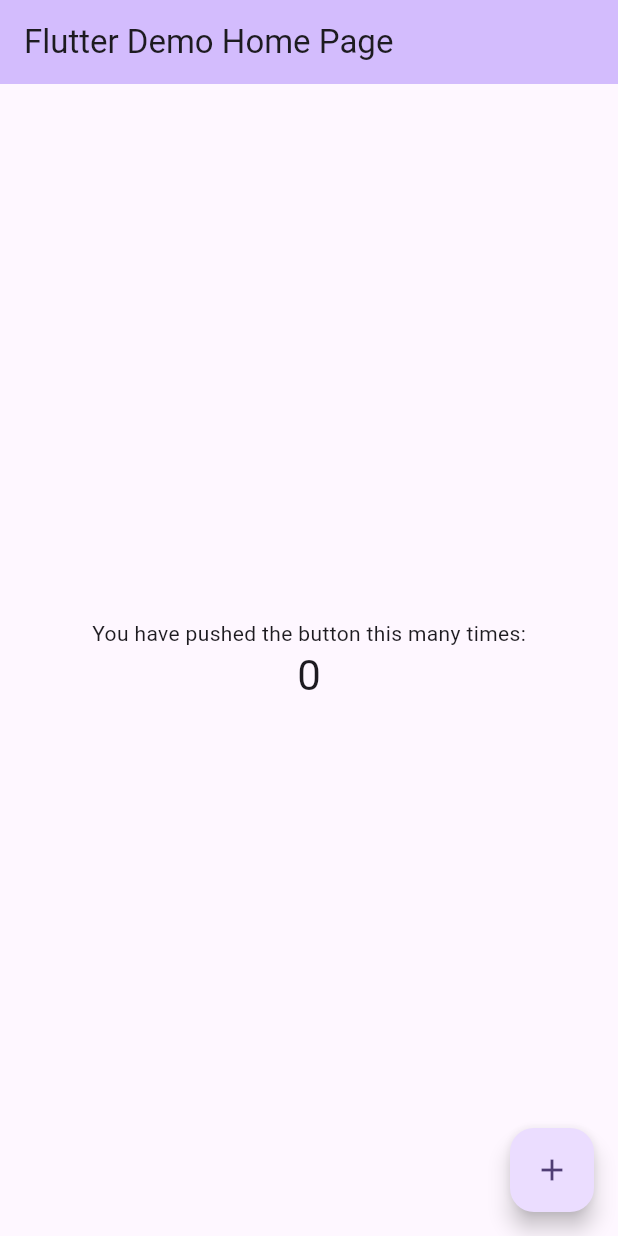
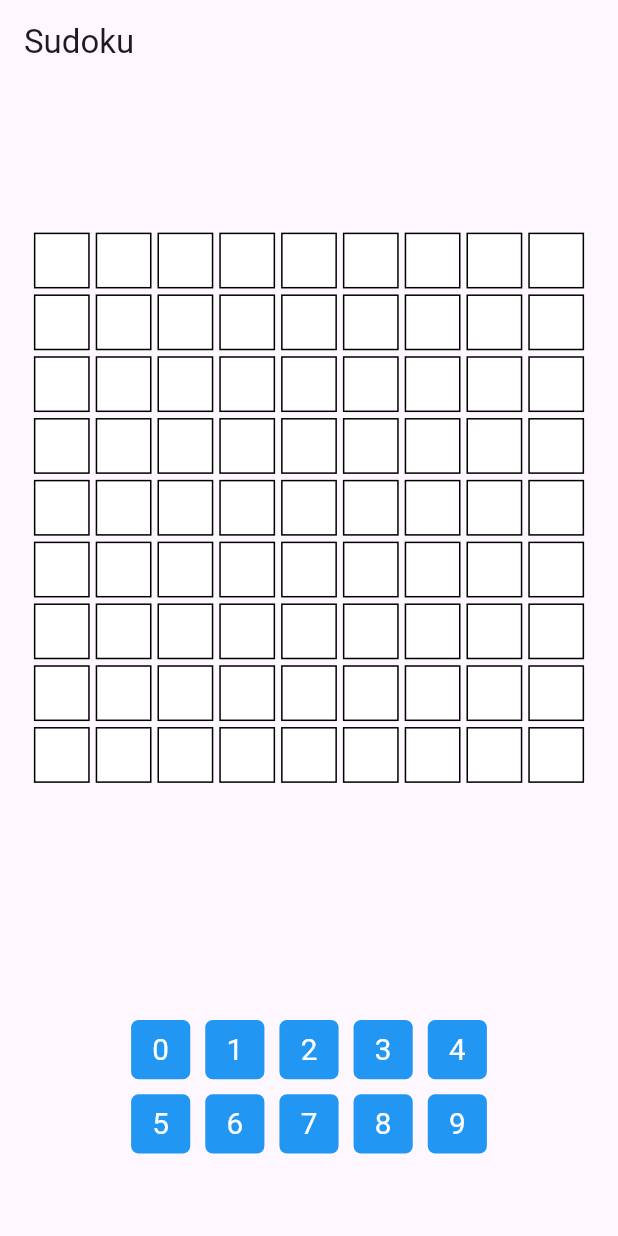
Before and after one commit to mayumihb/sudoku, a Flutter app: the screen it shows after launch, on a phone screen of 412 x 824 dp. Run offline on Flutter 3.47's test engine with Material 3 defaults, Android fonts, the phone set to English and light mode, and no system bars.

Commit message:
feat: adicionado tabuleiro sudoku com verificação dos números inseridos

```diff
--- /dev/null
+++ b/lib/home.dart
@@ -0,0 +1,185 @@
+import 'package:flutter/material.dart';
+
+class SudokuPage extends StatefulWidget {
+  const SudokuPage({super.key});
+
+  @override
+  State<SudokuPage> createState() => _SudokuPageState();
+}
+
+class _SudokuPageState extends State<SudokuPage> {
+  List<List<int>> sudokuGrid = List.generate(9, (i) => List.filled(9, 0));
+  int? selectedRow;
+  int? selectedCol;
+
+  // Armazena as coordenadas das células que estão com números inválidos
+  Set<List<int>> invalidCells = {};
+
+  bool isValidSudoku(List<List<int>> grid) {
+    invalidCells.clear(); // Limpar a lista de células inválidas
+
+    // Verificar linhas
+    for (int row = 0; row < 9; row++) {
+      Set<int> seen = {};
+      for (int col = 0; col < 9; col++) {
+        int num = grid[row][col];
+        if (num != 0) {
+          if (seen.contains(num)) {
+            invalidCells.add([row, col]); // Adicionar célula inválida
+          }
+          seen.add(num);
+        }
+      }
+    }
+
+    // Verificar colunas
+    for (int col = 0; col < 9; col++) {
+      Set<int> seen = {};
+      for (int row = 0; row < 9; row++) {
+        int num = grid[row][col];
+        if (num != 0) {
+          if (seen.contains(num)) {
+            invalidCells.add([row, col]); // Adicionar célula inválida
+          }
+          seen.add(num);
+        }
+      }
+    }
+
+    // Verificar blocos 3x3
+    for (int blockRow = 0; blockRow < 9; blockRow += 3) {
+      for (int blockCol = 0; blockCol < 9; blockCol += 3) {
+        Set<int> seen = {};
+        for (int row = 0; row < 3; row++) {
+          for (int col = 0; col < 3; col++) {
+            int num = grid[blockRow + row][blockCol + col];
+            if (num != 0) {
+              if (seen.contains(num)) {
+                invalidCells.add([blockRow + row, blockCol + col]); // Adicionar célula inválida
+              }
+              seen.add(num);
+            }
+          }
+        }
+      }
+    }
+
+    return invalidCells.isEmpty; // Retorna verdadeiro se não houver células inválidas
+  }
+
+  @override
+  Widget build(BuildContext context) {
+    return Scaffold(
+      appBar: AppBar(
+        title: Text('Sudoku'),
+      ),
+      body: Padding(
+        padding: const EdgeInsets.all(8.0),
+        child: Column(
+          children: <Widget>[
+            Expanded(
+              flex: 6,
+              child: buildSudokuGrid(),
+            ),
+            SizedBox(height: 20),
+            Expanded(
+              flex: 2,
+              child: buildNumberPad(),
+            ),
+          ],
+        ),
+      ),
+    );
+  }
+
+  Widget buildSudokuGrid() {
+    double gridSize = MediaQuery.of(context).size.width * 0.9;
+    double cellSize = gridSize / 9;
+
+    return Center(
+      child: Container(
+        width: gridSize,
+        height: gridSize,
+        child: GridView.builder(
+          physics: NeverScrollableScrollPhysics(),
+          gridDelegate: SliverGridDelegateWithFixedCrossAxisCount(
+            crossAxisCount: 9,
+          ),
+          itemCount: 81,
+          itemBuilder: (context, index) {
+            int row = index ~/ 9;
+            int col = index % 9;
+            bool isSelected = selectedRow == row && selectedCol == col;
+            bool isInvalid = invalidCells.any((cell) => cell[0] == row && cell[1] == col); // Verifica se a célula está inválida
+
+            return GestureDetector(
+              onTap: () {
+                setState(() {
+                  selectedRow = row;
+                  selectedCol = col;
+                });
+              },
+              child: Container(
+                margin: EdgeInsets.all(2.0),
+                decoration: BoxDecoration(
+                  border: Border.all(color: Colors.black),
+                  color: isInvalid ? Colors.red[300] : (isSelected ? Colors.blue[100] : Colors.white), // Vermelho para inválidas
+                ),
+                child: Center(
+                  child: Text(
+                    sudokuGrid[row][col] != 0 ? sudokuGrid[row][col].toString() : '',
+                    style: TextStyle(fontSize: cellSize * 0.4),
+                  ),
+                ),
+              ),
+            );
+          },
+        ),
+      ),
+    );
+  }
+
+  Widget buildNumberPad() {
+    double padSize = MediaQuery.of(context).size.width * 0.6;
+    double cellSize = padSize / 5;
+
+    return Center(
+      child: Container(
+        width: padSize,
+        height: padSize / 2.5,
+        child: GridView.builder(
+          physics: NeverScrollableScrollPhysics(),
+          gridDelegate: SliverGridDelegateWithFixedCrossAxisCount(
+            crossAxisCount: 5,
+          ),
+          itemCount: 10, // Os números de 0 a 9
+          itemBuilder: (context, index) {
+            return GestureDetector(
+              onTap: () {
+                if (selectedRow != null && selectedCol != null) {
+                  setState(() {
+                    sudokuGrid[selectedRow!][selectedCol!] = index; // Atualiza o valor da célula selecionada
+                    isValidSudoku(sudokuGrid); // Verifica se o Sudoku é válido e marca células inválidas
+                  });
+                }
+              },
+              child: Container(
+                margin: EdgeInsets.all(5.0),
+                decoration: BoxDecoration(
+                  color: Colors.blue,
+                  borderRadius: BorderRadius.circular(5),
+                ),
+                child: Center(
+                  child: Text(
+                    index.toString(),
+                    style: TextStyle(color: Colors.white, fontSize: cellSize * 0.4),
+                  ),
+                ),
+              ),
+            );
+          },
+        ),
+      ),
+    );
+  }
+}
--- a/lib/main.dart
+++ b/lib/main.dart
@@ -1,125 +1,9 @@
 import 'package:flutter/material.dart';
+import 'package:sudoku/home.dart';
 
 void main() {
-  runApp(const MyApp());
+  runApp(const MaterialApp(
+    home: SudokuPage(),
+    debugShowCheckedModeBanner: false,
+  ));
 }
-
-class MyApp extends StatelessWidget {
-  const MyApp({super.key});
-
-  // This widget is the root of your application.
-  @override
-  Widget build(BuildContext context) {
-    return MaterialApp(
-      title: 'Flutter Demo',
-      theme: ThemeData(
-        // This is the theme of your application.
-        //
-        // TRY THIS: Try running your application with "flutter run". You'll see
-        // the application has a purple toolbar. Then, without quitting the app,
-        // try changing the seedColor in the colorScheme below to Colors.green
-        // and then invoke "hot reload" (save your changes or press the "hot
-        // reload" button in a Flutter-supported IDE, or press "r" if you used
-        // the command line to start the app).
-        //
-        // Notice that the counter didn't reset back to zero; the application
-        // state is not lost during the reload. To reset the state, use hot
-        // restart instead.
-        //
-        // This works for code too, not just values: Most code changes can be
-        // tested with just a hot reload.
-        colorScheme: ColorScheme.fromSeed(seedColor: Colors.deepPurple),
-        useMaterial3: true,
-      ),
-      home: const MyHomePage(title: 'Flutter Demo Home Page'),
-    );
-  }
-}
-
-class MyHomePage extends StatefulWidget {
-  const MyHomePage({super.key, required this.title});
-
-  // This widget is the home page of your application. It is stateful, meaning
-  // that it has a State object (defined below) that contains fields that affect
-  // how it looks.
-
-  // This class is the configuration for the state. It holds the values (in this
-  // case the title) provided by the parent (in this case the App widget) and
-  // used by the build method of the State. Fields in a Widget subclass are
-  // always marked "final".
-
-  final String title;
-
-  @override
-  State<MyHomePage> createState() => _MyHomePageState();
-}
-
-class _MyHomePageState extends State<MyHomePage> {
-  int _counter = 0;
-
-  void _incrementCounter() {
-    setState(() {
-      // This call to setState tells the Flutter framework that something has
-      // changed in this State, which causes it to rerun the build method below
-      // so that the display can reflect the updated values. If we changed
-      // _counter without calling setState(), then the build method would not be
-      // called again, and so nothing would appear to happen.
-      _counter++;
-    });
-  }
-
-  @override
-  Widget build(BuildContext context) {
-    // This method is rerun every time setState is called, for instance as done
-    // by the _incrementCounter method above.
-    //
-    // The Flutter framework has been optimized to make rerunning build methods
-    // fast, so that you can just rebuild anything that needs updating rather
-    // than having to individually change instances of widgets.
-    return Scaffold(
-      appBar: AppBar(
-        // TRY THIS: Try changing the color here to a specific color (to
-        // Colors.amber, perhaps?) and trigger a hot reload to see the AppBar
-        // change color while the other colors stay the same.
-        backgroundColor: Theme.of(context).colorScheme.inversePrimary,
-        // Here we take the value from the MyHomePage object that was created by
-        // the App.build method, and use it to set our appbar title.
-        title: Text(widget.title),
-      ),
-      body: Center(
-        // Center is a layout widget. It takes a single child and positions it
-        // in the middle of the parent.
-        child: Column(
-          // Column is also a layout widget. It takes a list of children and
-          // arranges them vertically. By default, it sizes itself to fit its
-          // children horizontally, and tries to be as tall as its parent.
-          //
-          // Column has various properties to control how it sizes itself and
-          // how it positions its children. Here we use mainAxisAlignment to
-          // center the children vertically; the main axis here is the vertical
-          // axis because Columns are vertical (the cross axis would be
-          // horizontal).
-          //
-          // TRY THIS: Invoke "debug painting" (choose the "Toggle Debug Paint"
-          // action in the IDE, or press "p" in the console), to see the
-          // wireframe for each widget.
-          mainAxisAlignment: MainAxisAlignment.center,
-          children: <Widget>[
-            const Text(
-              'You have pushed the button this many times:',
-            ),
-            Text(
-              '$_counter',
-              style: Theme.of(context).textTheme.headlineMedium,
-            ),
-          ],
-        ),
-      ),
-      floatingActionButton: FloatingActionButton(
-        onPressed: _incrementCounter,
-        tooltip: 'Increment',
-        child: const Icon(Icons.add),
-      ), // This trailing comma makes auto-formatting nicer for build methods.
-    );
-  }
-}
```
